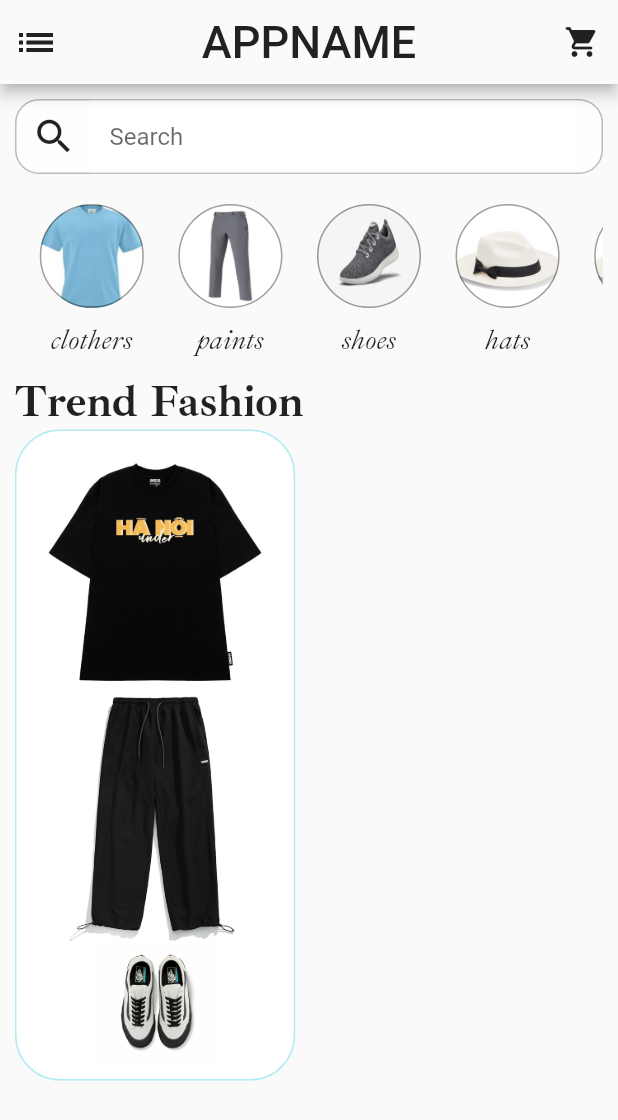
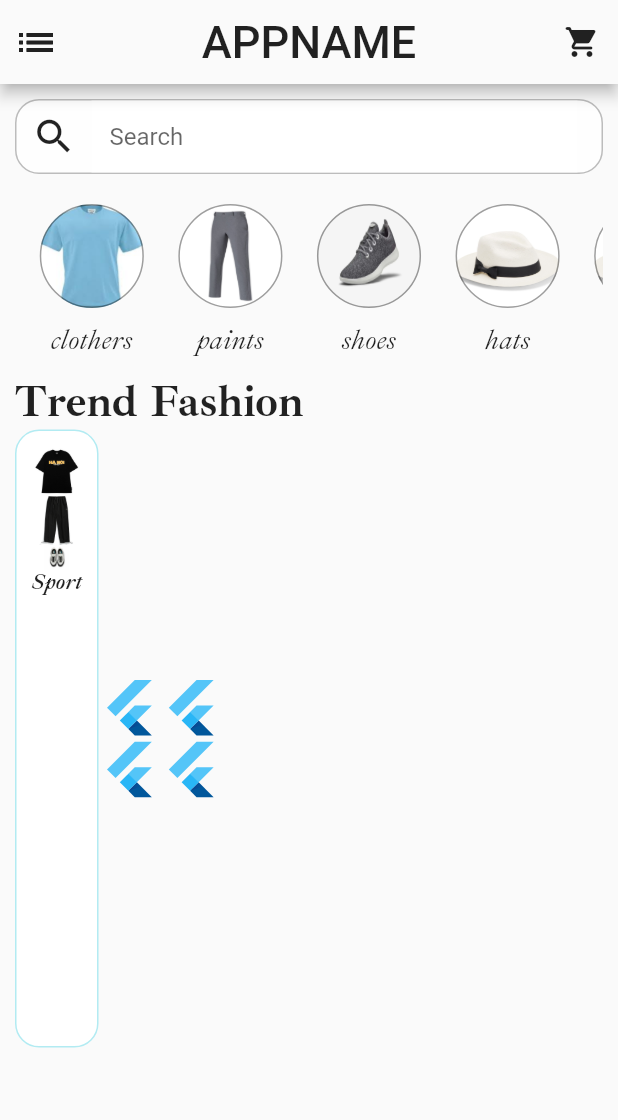
Before and after one commit to LeMinh22621/SmartFashion, a Flutter app: the screen it shows after launch, on a phone screen of 412 x 824 dp. Shown: the top 1120 px of the screen. Run offline on Flutter 3.47's test engine with Material 2 defaults, Android fonts, the phone set to English and light mode, and no system bars.

Commit message:
create detail product

```diff
--- a/lib/view/screen/home_page.dart
+++ b/lib/view/screen/home_page.dart
@@ -1,7 +1,10 @@
 import 'package:flutter/material.dart';
 import 'package:smart_fashion/view/widget/a_set.dart';
+import 'package:smart_fashion/view/widget/detail_a_set.dart';
 import 'package:smart_fashion/view/widget/my_tab_bar.dart';
+import 'package:smart_fashion/view/widget/product_item.dart';
 import 'package:smart_fashion/view/widget/search_bar.dart';
+import 'package:smart_fashion/view/widget/top_product_list.dart';
 
 class HomePage extends StatefulWidget {
   const HomePage({Key? key}) : super(key: key);
@@ -13,6 +16,14 @@
 class _HomePageState extends State<HomePage> {
   @override
   Widget build(BuildContext context) {
+    Size _size = Size(
+      MediaQuery.of(context).size.width / 2,
+      MediaQuery.of(context).size.height / 2,
+    );
+    String _shirt = "assets/images/shirt/TShirt1.jpg";
+    String _paints = "assets/images/paints/paints1.jpg";
+    String _shoe = "assets/images/shoe/shoe1.jpg";
+    Color _color = Colors.white;
     return Scaffold(
       appBar: AppBar(
         backgroundColor: Colors.grey.shade50,
@@ -55,7 +66,7 @@
             child: Scaffold(
               body: Column(
                 crossAxisAlignment: CrossAxisAlignment.start,
-                children: const [
+                children: [
                   SearchBar(),
                   MyTabBar(),
                   SizedBox(height: 10),
@@ -71,7 +82,14 @@
                       textAlign: TextAlign.start,
                     ),
                   ),
-                  ASet(),
+                  ProductItem(
+                    size: _size,
+                    shirt: _shirt,
+                    paints: _paints,
+                    shoe: _shoe,
+                    color: _color,
+                  ),
+                  //TopProductList(),
                 ],
               ),
             ),
--- a/lib/view/widget/a_set.dart
+++ b/lib/view/widget/a_set.dart
@@ -1,26 +1,65 @@
 import 'package:flutter/material.dart';
+import 'package:smart_fashion/view/widget/product_item.dart';
 
 class ASet extends StatefulWidget {
-  const ASet({Key? key}) : super(key: key);
+  ASet(
+      {Key? key,
+      required size,
+      required shirt,
+      required paints,
+      required shoe,
+      required color})
+      : super(key: key) {
+    _size = size;
+    _shirt = shirt;
+    _paints = paints;
+    _shoe = shoe;
+    _color = color;
+  }
+  late Size _size;
+  late String _shirt;
+  late String _paints;
+  late String _shoe;
+  late Color _color;
 
   @override
-  State<StatefulWidget> createState() => _ASetState();
+  State<StatefulWidget> createState() => _ASetState(
+        size: _size,
+        shirt: _shirt,
+        shoe: _shoe,
+        color: _color,
+        paints: _paints,
+      );
 }
 
 class _ASetState extends State<ASet> {
+  late Size _size;
+  late String _shirt;
+  late String _paints;
+  late String _shoe;
+  late Color _color;
+
+  _ASetState(
+      {Key? key,
+      required size,
+      required shirt,
+      required paints,
+      required shoe,
+      required color}) {
+    _size = size;
+    _shirt = shirt;
+    _paints = paints;
+    _shoe = shoe;
+    _color = color;
+  }
+
   @override
   Widget build(BuildContext context) {
-    Size _size = MediaQuery.of(context).size;
-    String _shirt = "assets/images/shirt/TShirt1.jpg";
-    String _paints = "assets/images/paints/paints1.jpg";
-    String _shoe = "assets/images/shoe/shoe1.jpg";
-    Color _color = Colors.white;
-
     return Container(
       padding: const EdgeInsets.all(10),
       decoration: BoxDecoration(
         shape: BoxShape.rectangle,
-        borderRadius: const BorderRadius.all(Radius.circular(30)),
+        borderRadius: const BorderRadius.all(Radius.circular(16)),
         border: Border.all(
           color: Colors.cyan.shade100,
         ),
@@ -52,6 +91,16 @@
             imageStr: _shoe,
             color: _color,
           ),
+          const Text(
+            "Sport",
+            textAlign: TextAlign.right,
+            style: TextStyle(
+              fontSize: 14,
+              fontWeight: FontWeight.bold,
+              fontFamily: "IbarraRealNova",
+              fontStyle: FontStyle.italic,
+            ),
+          )
         ],
       ),
     );
--- /dev/null
+++ b/lib/view/widget/detail_a_set.dart
@@ -0,0 +1,73 @@
+import 'package:flutter/material.dart';
+
+class DetailASet extends StatefulWidget {
+  DetailASet(
+      {Key? key,
+      required size,
+      required shirt,
+      required paints,
+      required shoe,
+      required color})
+      : super(key: key) {
+    _size = size;
+    _shirt = shirt;
+    _paints = paints;
+    _shoe = shoe;
+    _color = color;
+  }
+  late Size _size;
+  late String _shirt;
+  late String _paints;
+  late String _shoe;
+  late Color _color;
+
+  @override
+  State<StatefulWidget> createState() => _DetailASetState(
+        size: _size,
+        shirt: _shirt,
+        shoe: _shoe,
+        color: _color,
+        paints: _paints,
+      );
+}
+
+class _DetailASetState extends State<DetailASet> {
+  late Size _size;
+  late String _shirt;
+  late String _paints;
+  late String _shoe;
+  late Color _color;
+
+  _DetailASetState(
+      {Key? key,
+      required size,
+      required shirt,
+      required paints,
+      required shoe,
+      required color}) {
+    _size = size;
+    _shirt = shirt;
+    _paints = paints;
+    _shoe = shoe;
+    _color = color;
+  }
+
+  @override
+  Widget build(BuildContext context) {
+    return SizedBox(
+      height: _size.height,
+      width: _size.width,
+      child: Flexible(
+        child: GridView.count(
+          crossAxisCount: 2,
+          children: const [
+            FlutterLogo(),
+            FlutterLogo(),
+            FlutterLogo(),
+            FlutterLogo(),
+          ],
+        ),
+      ),
+    );
+  }
+}
--- a/lib/view/widget/product_item.dart
+++ b/lib/view/widget/product_item.dart
@@ -1,15 +1,83 @@
 import 'package:flutter/material.dart';
+import 'package:smart_fashion/view/widget/a_set.dart';
+import 'package:smart_fashion/view/widget/detail_a_set.dart';
 
 class ProductItem extends StatefulWidget {
-  const ProductItem({Key? key}) : super(key: key);
+  late Size _size;
+  late String _shirt;
+  late String _paints;
+  late String _shoe;
+  late Color _color;
+
+  ProductItem(
+      {Key? key,
+      required size,
+      required shirt,
+      required paints,
+      required shoe,
+      required color}) {
+    _size = size;
+    _shirt = shirt;
+    _paints = paints;
+    _shoe = shoe;
+    _color = color;
+  }
 
   @override
-  State<StatefulWidget> createState() => _ProductItemState();
+  State<StatefulWidget> createState() => _ProductItemState(
+        size: _size,
+        shirt: _shirt,
+        paints: _paints,
+        shoe: _shoe,
+        color: _color,
+      );
 }
 
 class _ProductItemState extends State<ProductItem> {
+  late Size _size;
+  late String _shirt;
+  late String _paints;
+  late String _shoe;
+  late Color _color;
+
+  _ProductItemState(
+      {Key? key,
+      required size,
+      required shirt,
+      required paints,
+      required shoe,
+      required color}) {
+    _size = size;
+    _shirt = shirt;
+    _paints = paints;
+    _shoe = shoe;
+    _color = color;
+  }
   @override
   Widget build(BuildContext context) {
-    return Row();
+    return Container(
+      height: _size.height,
+      width: _size.width,
+      child: Expanded(
+        child: Row(
+          children: [
+            ASet(
+              size: Size(_size.width / 2.5, _size.width / 2.5),
+              shirt: _shirt,
+              shoe: _shoe,
+              color: _color,
+              paints: _paints,
+            ),
+            DetailASet(
+              size: Size(_size.width / 2.5, _size.width / 2.5),
+              shirt: _shirt,
+              paints: _paints,
+              shoe: _shoe,
+              color: _color,
+            ),
+          ],
+        ),
+      ),
+    );
   }
 }
```
